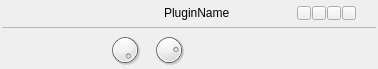
First picture: the form in resources/ui/carla_plugin_basic_fx.ui, repository falkTX/Carla, before the edit.
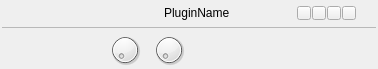
Second picture: the form after the edit. Icons and pictures are not drawn. Custom widgets are drawn as their Qt base class.

Commit message: Custom menu for the knobs in the plugin slots

```diff
--- a/resources/ui/carla_plugin_basic_fx.ui
+++ b/resources/ui/carla_plugin_basic_fx.ui
@@ -366,18 +366,6 @@
          <height>34</height>
         </size>
        </property>
-       <property name="contextMenuPolicy">
-        <enum>Qt::CustomContextMenu</enum>
-       </property>
-       <property name="statusTip">
-        <string>Output dry/wet (100%)</string>
-       </property>
-       <property name="maximum">
-        <number>1000</number>
-       </property>
-       <property name="value">
-        <number>1000</number>
-       </property>
       </widget>
      </item>
      <item>
@@ -394,18 +382,6 @@
          <height>34</height>
         </size>
        </property>
-       <property name="contextMenuPolicy">
-        <enum>Qt::CustomContextMenu</enum>
-       </property>
-       <property name="statusTip">
-        <string>Output volume (100%)</string>
-       </property>
-       <property name="maximum">
-        <number>1270</number>
-       </property>
-       <property name="value">
-        <number>1000</number>
-       </property>
       </widget>
      </item>
      <item>
```
The commit also changes 2 other files.
